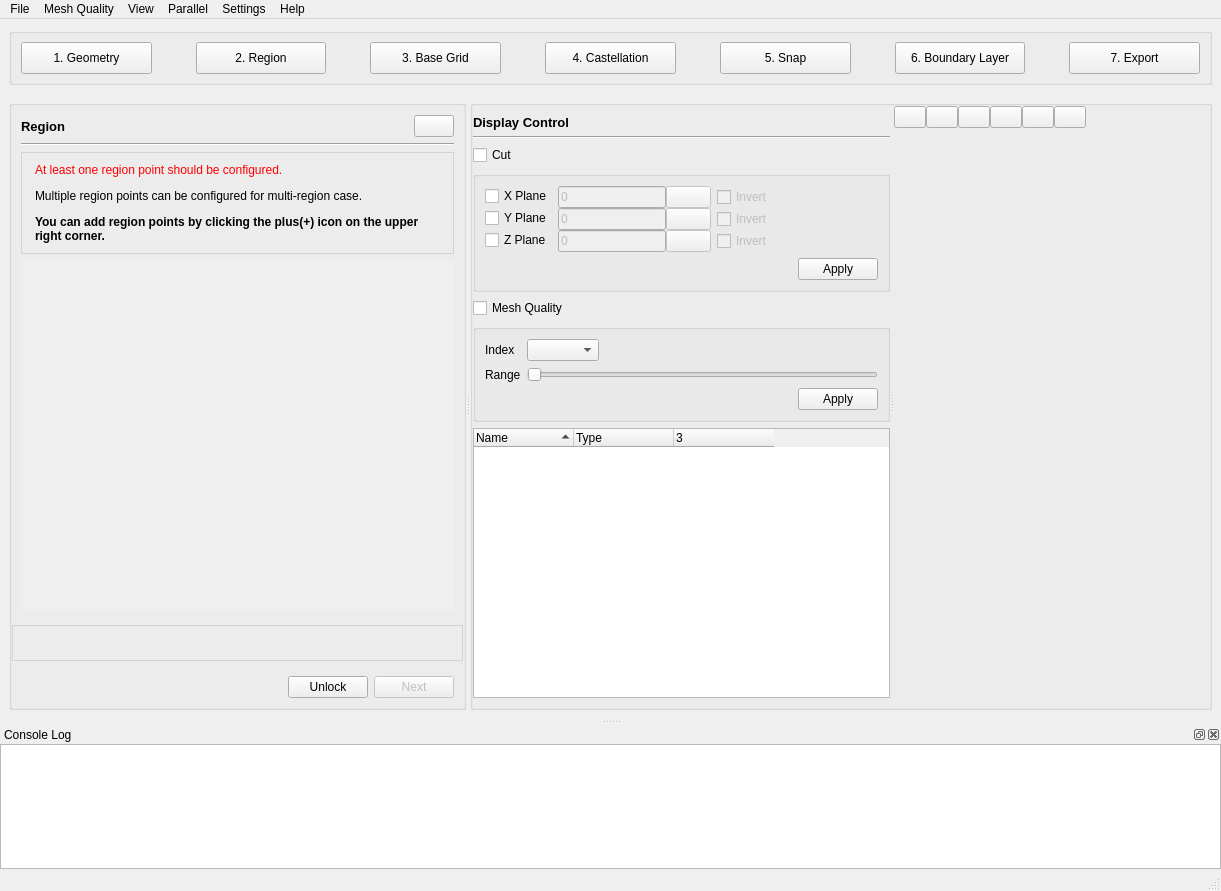
nextfoam/baram, file baramMesh/view/main_window/main_window.ui: the form before one commit.
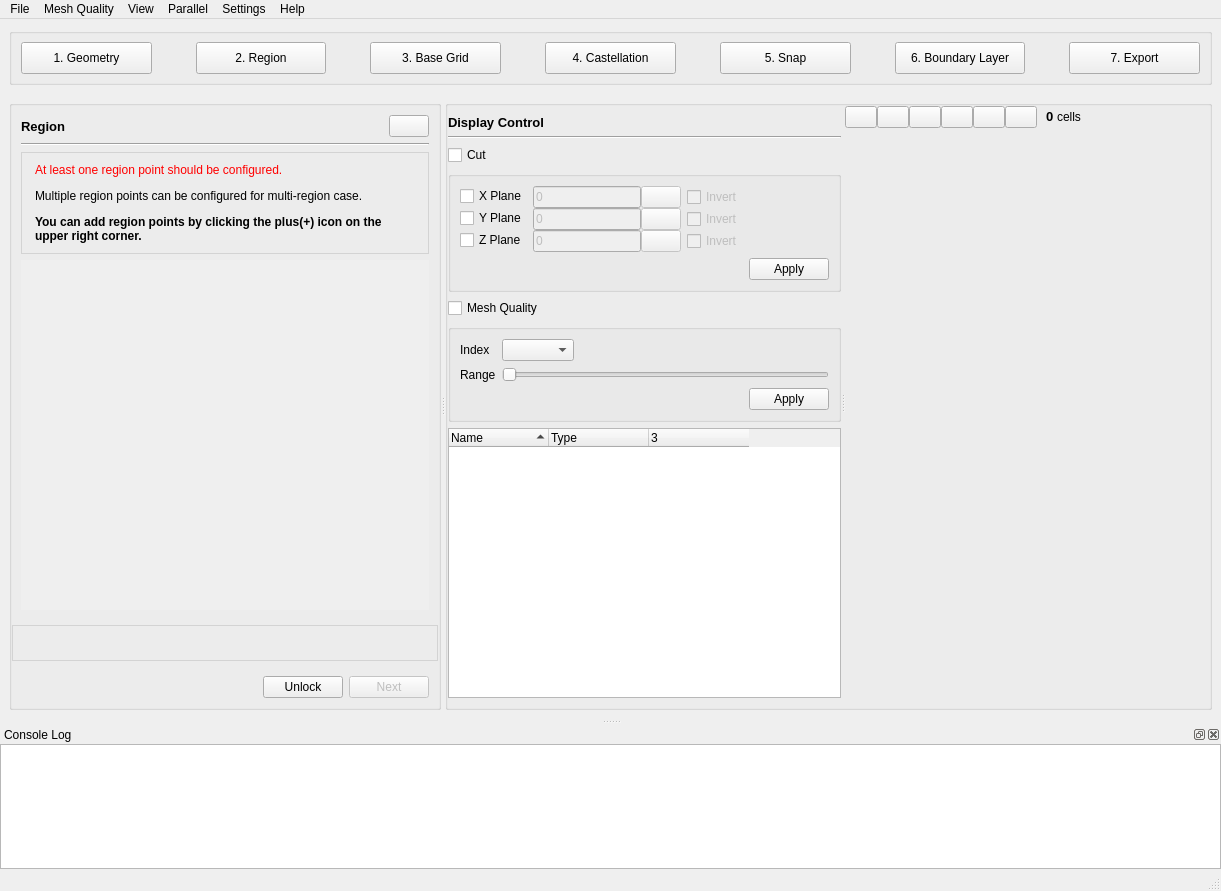
The form after the commit. Icons and pictures are not drawn. Custom widgets are drawn as their Qt base class.

Commit message: Issue baram#477 Number of cells display added over rendering view

The edit to the form file:
```diff
--- a/baramMesh/view/main_window/main_window.ui
+++ b/baramMesh/view/main_window/main_window.ui
@@ -3040,6 +3040,50 @@
                     </property>
                    </widget>
                   </item>
+                  <item>
+                   <widget class="QWidget" name="widget_2" native="true">
+                    <layout class="QHBoxLayout" name="horizontalLayout_24">
+                     <property name="spacing">
+                      <number>3</number>
+                     </property>
+                     <property name="topMargin">
+                      <number>0</number>
+                     </property>
+                     <property name="bottomMargin">
+                      <number>0</number>
+                     </property>
+                     <item>
+                      <widget class="QLabel" name="cellCount">
+                       <property name="sizePolicy">
+                        <sizepolicy hsizetype="Preferred" vsizetype="Fixed">
+                         <horstretch>0</horstretch>
+                         <verstretch>0</verstretch>
+                        </sizepolicy>
+                       </property>
+                       <property name="font">
+                        <font>
+                         <pointsize>10</pointsize>
+                         <bold>true</bold>
+                        </font>
+                       </property>
+                       <property name="frameShape">
+                        <enum>QFrame::NoFrame</enum>
+                       </property>
+                       <property name="text">
+                        <string>0</string>
+                       </property>
+                      </widget>
+                     </item>
+                     <item>
+                      <widget class="QLabel" name="label_62">
+                       <property name="text">
+                        <string>cells</string>
+                       </property>
+                      </widget>
+                     </item>
+                    </layout>
+                   </widget>
+                  </item>
                   <item>
                    <spacer name="horizontalSpacer">
                     <property name="orientation">
```
The commit also changes 2 other files.
